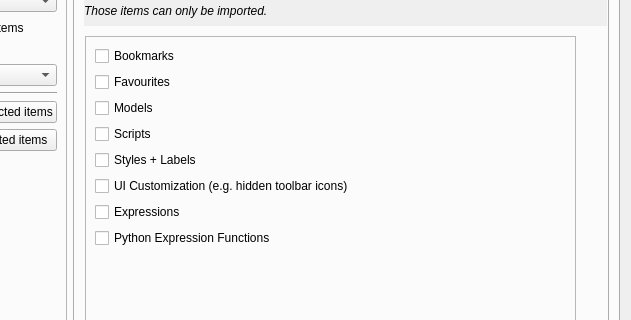
First picture: the form in profile_manager/profile_manager_dialog_base.ui, repository qgis-deployment/profile_manager, before the edit; both pictures show x 108 to 739 and y 86 to 406 of the 739 by 519 pixel window.
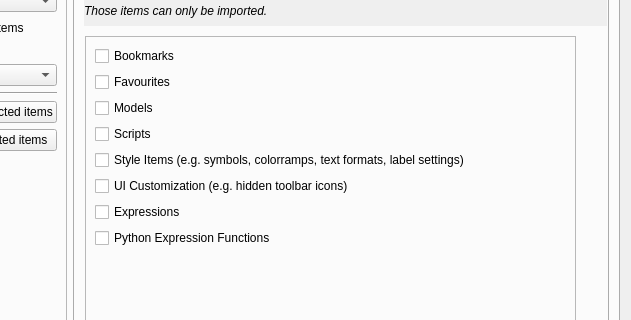
Second picture: the form after the edit. Custom widgets are drawn as their Qt base class.

Commit message: Rework styles handler to transfer all kinds of style items via QgsStyle

The edit to the form file:
```diff
--- a/profile_manager/profile_manager_dialog_base.ui
+++ b/profile_manager/profile_manager_dialog_base.ui
@@ -320,7 +320,7 @@
             <item>
              <widget class="QCheckBox" name="styles_check">
               <property name="text">
-               <string>Styles + Labels</string>
+               <string>Style Items (e.g. symbols, colorramps, text formats, label settings)</string>
               </property>
              </widget>
             </item>
```
Left out of the diff: 2 changed lines with no effect on the pictures. The commit also changes 3 other files.
